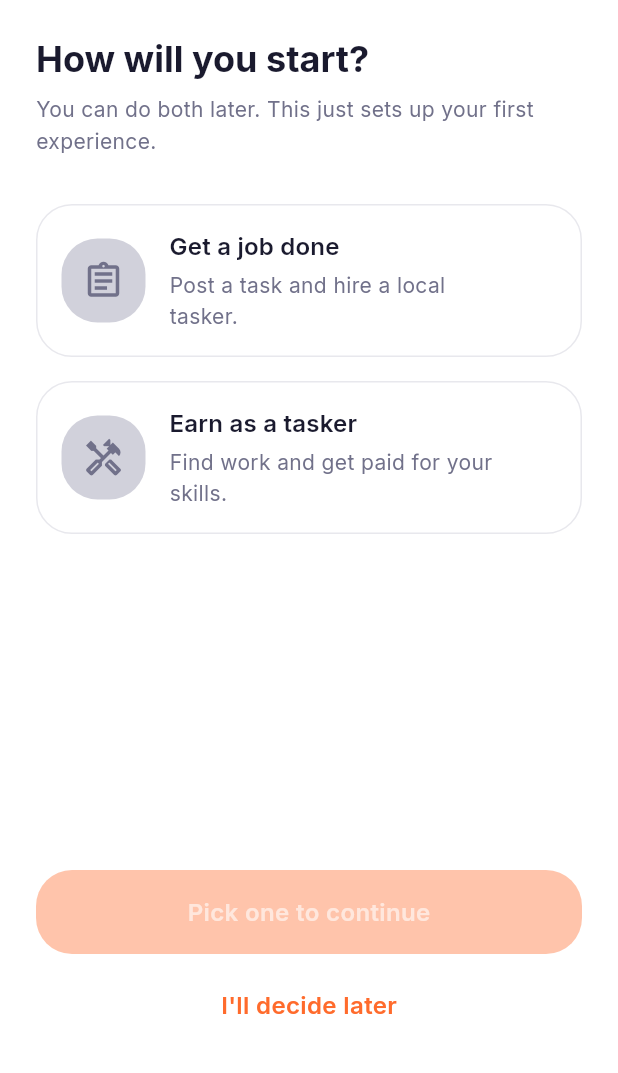
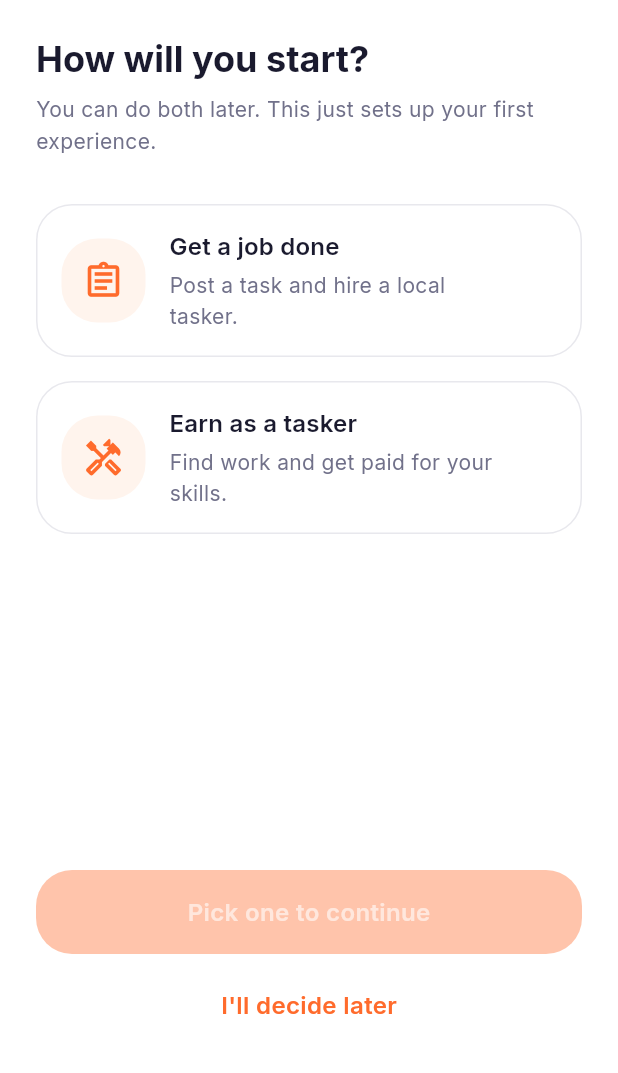
Before and after one commit to rahulkr/jobbees, a Flutter app: the RoleSelectionScreen screen opened by its route, on a phone screen of 412 x 824 dp, the part 156-1229 px from its top. Run offline on Flutter 3.47's test engine with Material 3 defaults, Android fonts, the phone set to English and light mode, and no system bars; our stand-ins replace dio, flutter_riverpod, flutter_secure_storage, go_router, google_fonts, google_sign_in and 3 more; accounts and stored records are empty.

Commit message:
fix(mobile): role-card icons use brand coral, not ash grey
Role-selection cards showed grey (surfaceContainerHighest / onSurfaceVariant)
icon chips at rest. Use the brand colour instead: light-coral chip + coral
glyph at rest, solid coral + white glyph when selected.

Co-Authored-By: Claude Opus 4.8 (1M context) <noreply@anthropic.com>

```diff
--- a/apps/mobile/lib/features/auth/screens/role_selection_screen.dart
+++ b/apps/mobile/lib/features/auth/screens/role_selection_screen.dart
@@ -173,15 +173,15 @@ class _RoleCard extends StatelessWidget {
                 width: 56,
                 height: 56,
                 decoration: BoxDecoration(
-                  color: selected
-                      ? scheme.primary
-                      : scheme.surfaceContainerHighest,
+                  // Brand coral, not ash grey: light coral chip + coral glyph
+                  // at rest; solid coral + white glyph when selected.
+                  color: selected ? scheme.primary : scheme.primaryContainer,
                   borderRadius: JRadius.buttonLgAll,
                 ),
                 child: Icon(
                   option.icon,
                   size: 28,
-                  color: selected ? scheme.onPrimary : scheme.onSurfaceVariant,
+                  color: selected ? scheme.onPrimary : scheme.primary,
                 ),
               ),
               const SizedBox(width: JSpacing.base),
```
